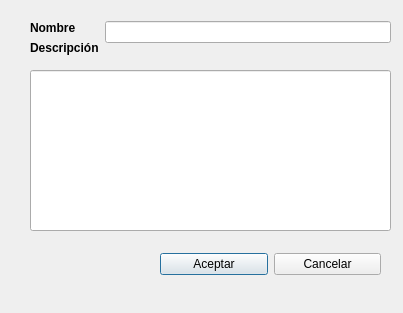
This is EditarTipo.ui in maravenag/trabajo_final_taller as Qt 5 draws it before an edit. The edited form follows.
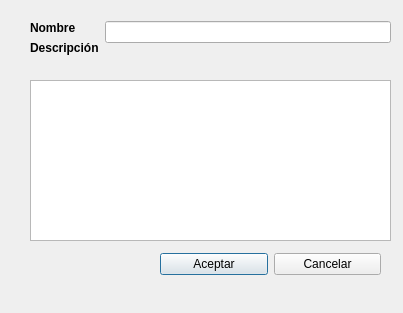
This is the edited form.

What changed in the file:
```diff
--- a/EditarTipo.ui
+++ b/EditarTipo.ui
@@ -13,23 +13,7 @@
   <property name="windowTitle">
    <string>Editar Tipo</string>
   </property>
-  <widget class="QLineEdit" name="line_edit_descripcion">
-   <property name="geometry">
-    <rect>
-     <x>30</x>
-     <y>70</y>
-     <width>361</width>
-     <height>161</height>
-    </rect>
-   </property>
-   <property name="frame">
-    <bool>true</bool>
-   </property>
-   <property name="alignment">
-    <set>Qt::AlignHCenter|Qt::AlignTop</set>
-   </property>
-  </widget>
-  <widget class="QWidget" name="">
+  <widget class="QWidget" name="layoutWidget">
    <property name="geometry">
     <rect>
      <x>160</x>
@@ -55,16 +39,19 @@
     </item>
    </layout>
   </widget>
-  <widget class="QWidget" name="">
+  <widget class="QWidget" name="layoutWidget">
    <property name="geometry">
     <rect>
      <x>30</x>
      <y>21</y>
      <width>361</width>
-     <height>44</height>
+     <height>51</height>
     </rect>
    </property>
    <layout class="QFormLayout" name="formLayout">
+    <property name="fieldGrowthPolicy">
+     <enum>QFormLayout::AllNonFixedFieldsGrow</enum>
+    </property>
     <item row="0" column="0">
      <layout class="QVBoxLayout" name="verticalLayout">
       <item>
@@ -100,6 +87,16 @@
     </item>
    </layout>
   </widget>
+  <widget class="QPlainTextEdit" name="text_edit_descripcion">
+   <property name="geometry">
+    <rect>
+     <x>30</x>
+     <y>80</y>
+     <width>361</width>
+     <height>161</height>
+    </rect>
+   </property>
+  </widget>
  </widget>
  <resources/>
  <connections/>
```
